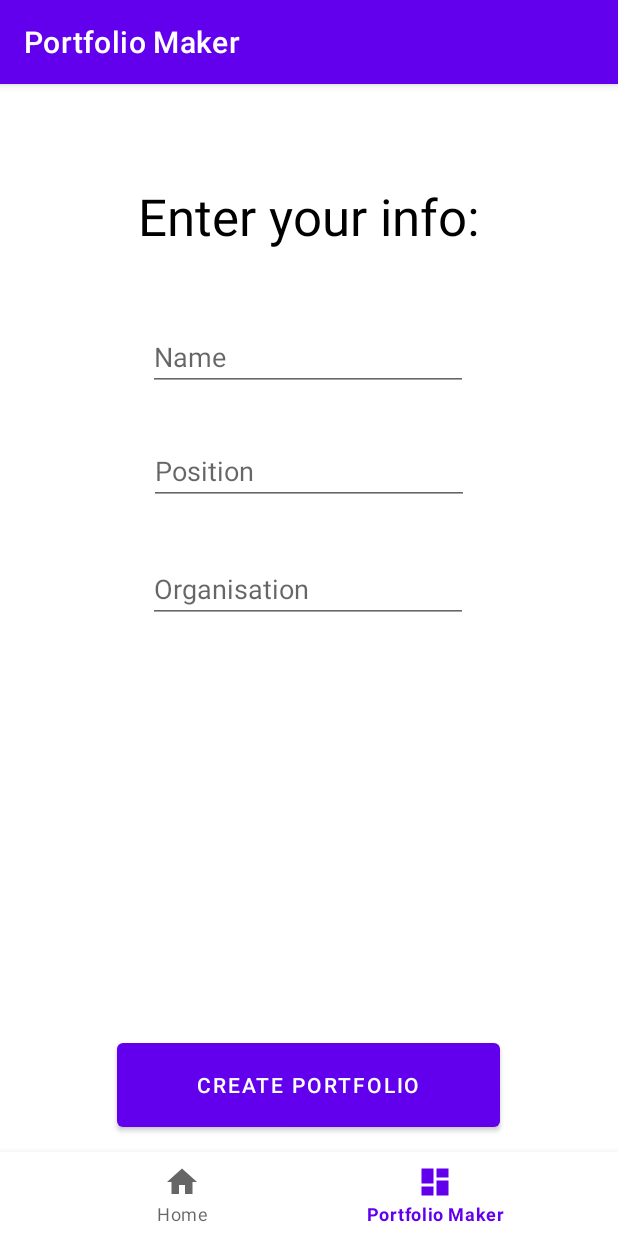
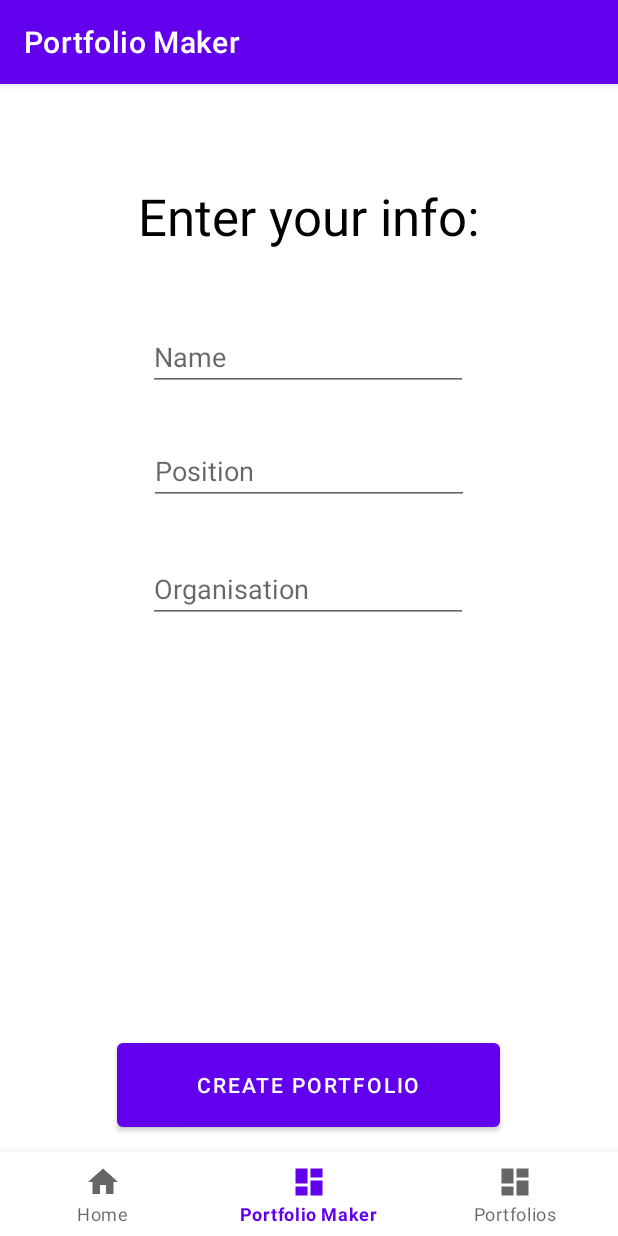
Before and after one commit to ani-tiwary/fbla-app, an Android app: the screen it shows after launch (MainActivity), item 2 of the bottom bar chosen, on a phone screen of 412 x 824 dp. Run offline under Robolectric (Android 15) with nearby library versions, the phone set to English and light mode, and no system bars; our stand-ins replace navigation-ui; 3 statements that could not run were skipped.

Commit message:
many nice things

```diff
--- a/app/src/main/java/com/example/anikash/MainActivity.kt
+++ b/app/src/main/java/com/example/anikash/MainActivity.kt
@@ -29,7 +29,7 @@ class MainActivity : AppCompatActivity() {
         val navController = findNavController(R.id.nav_host_fragment_activity_main)
         val appBarConfiguration = AppBarConfiguration(
             setOf(
-                R.id.navigation_home, R.id.navigation_dashboard
+                R.id.navigation_home, R.id.navigation_dashboard, R.id.navigation_portfolios
             )
         )
         setupActionBarWithNavController(navController, appBarConfiguration)
@@ -65,7 +65,6 @@ class MainActivity : AppCompatActivity() {
         val json = readJSONFromFile()
 
         try {
-            val portfolio = json.getJSONObject("portfolio")
             val portfolioArray = json.getJSONArray("portfolio")
             portfolioArray.put(data)
         } catch (e: Exception) {
--- a/app/src/main/java/com/example/anikash/ui/home/HomeFragment.kt
+++ b/app/src/main/java/com/example/anikash/ui/home/HomeFragment.kt
@@ -29,7 +29,7 @@ class HomeFragment : Fragment() {
         val root: View = binding.root
 
         homeViewModel.text.observe(viewLifecycleOwner) {
-            var json = (activity as MainActivity).listPortfolios()[0]
+            var json = (activity as MainActivity).listPortfolios()[-1]
             println(json.toString())
             if (json.length() == 0) {
             } else {
--- a/app/src/main/res/menu/bottom_nav_menu.xml
+++ b/app/src/main/res/menu/bottom_nav_menu.xml
@@ -11,4 +11,9 @@
         android:icon="@drawable/ic_dashboard_black_24dp"
         android:title="@string/title_dashboard" />
 
+    <item
+        android:id="@+id/navigation_portfolios"
+        android:icon="@drawable/ic_dashboard_black_24dp"
+        android:title="@string/title_portfolios" />
+
 </menu>
--- a/app/src/main/res/navigation/mobile_navigation.xml
+++ b/app/src/main/res/navigation/mobile_navigation.xml
@@ -17,4 +17,10 @@
         android:label="@string/title_dashboard"
         tools:layout="@layout/fragment_dashboard" />
 
+    <fragment
+        android:id="@+id/navigation_portfolios"
+        android:name="com.example.anikash.ui.portfolios.PortfoliosFragment"
+        android:label="@string/title_portfolios"
+        tools:layout="@layout/fragment_portfolios" />
+
 </navigation>
--- a/app/src/main/res/values/strings.xml
+++ b/app/src/main/res/values/strings.xml
@@ -3,4 +3,5 @@
     <string name="title_home">Home</string>
     <string name="title_dashboard">Portfolio Maker</string>
     <string name="title_notifications">Notifications</string>
+    <string name="title_portfolios">Portfolios</string>
 </resources>
```
Also changed, not shown: app/src/main/java/com/example/anikash/ui/portfolios/PortfoliosFragment.kt (added, +42 -0 lines), app/src/main/java/com/example/anikash/ui/portfolios/PortfoliosViewModel.kt (added, +13 -0 lines), app/src/main/res/layout/fragment_portfolios.xml (added, +18 -0 lines).
